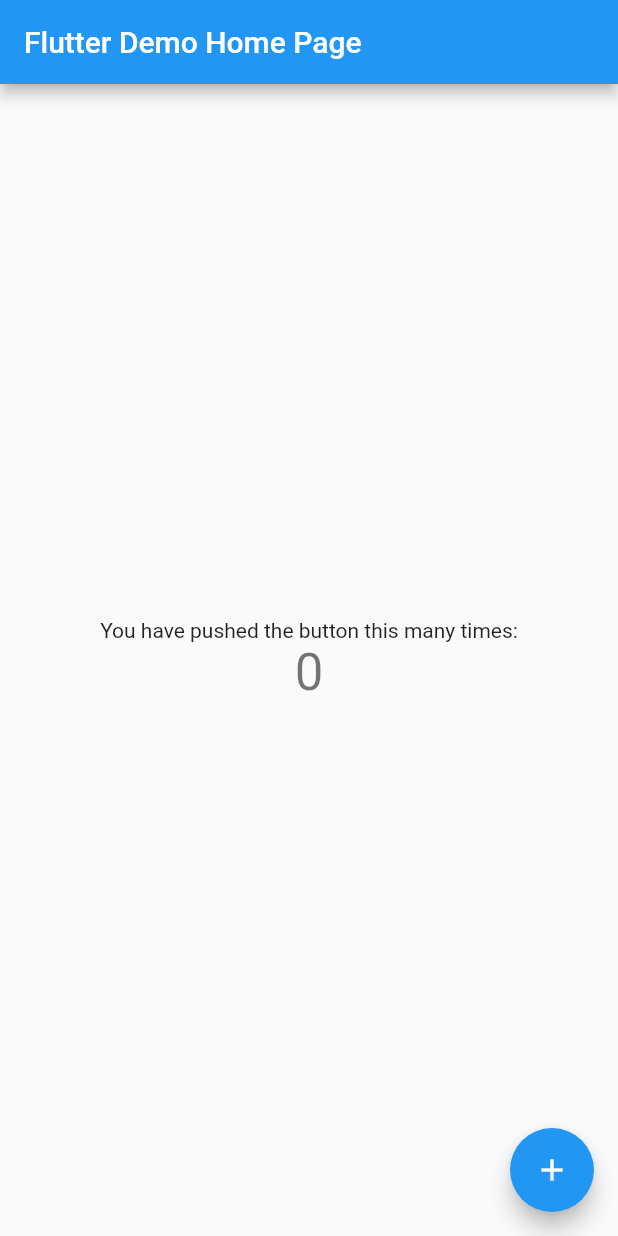
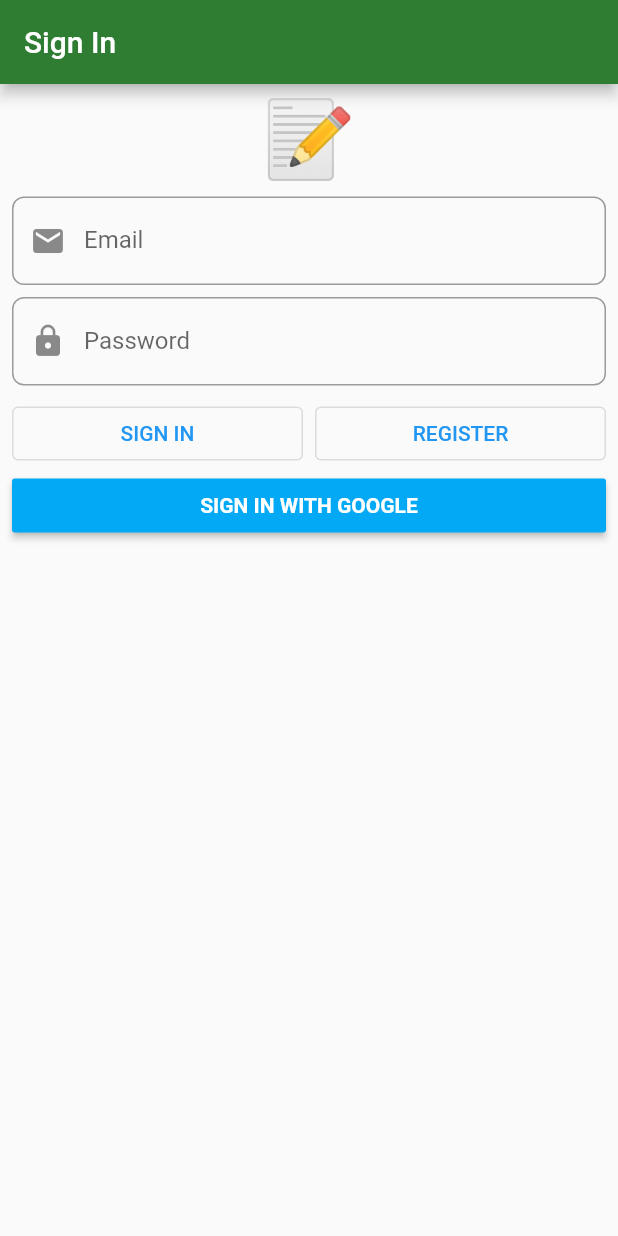
Before and after one commit to hathanhds/my-flutter-ddd, a Flutter app: the screen it shows after launch, on a phone screen of 412 x 824 dp. Run offline on Flutter 3.47's test engine with Material 2 defaults, Android fonts, the phone set to English and light mode, and no system bars; our stand-ins replace another_flushbar, bloc, dartz, firebase_auth, firebase_core, flutter_bloc and 6 more; accounts and stored records are empty.

Commit message:
working on: sign_in_form UI + logic

```diff
--- a/lib/infrastructure/auth/firebase_auth_facade.dart
+++ b/lib/infrastructure/auth/firebase_auth_facade.dart
@@ -1,12 +1,14 @@
 import 'package:firebase_auth/firebase_auth.dart';
 import 'package:flutter/services.dart';
 import 'package:google_sign_in/google_sign_in.dart';
+import 'package:injectable/injectable.dart';
 import 'package:my_flutter_ddd/domain/auth/auth_failure.dart';
 import 'package:dartz/dartz.dart';
 import 'package:my_flutter_ddd/domain/auth/i_auth_facade.dart';
 import 'package:my_flutter_ddd/domain/auth/value_object.dart';
 import 'package:my_flutter_ddd/domain/core/erorrs.dart';
 
+@LazySingleton(as: IAuthFacade)
 class FirebaseAuthFacade implements IAuthFacade {
   final GoogleSignIn googleSignIn;
   final FirebaseAuth firebaseAuth;
--- /dev/null
+++ b/lib/infrastructure/core/firebase_injectable_module.dart
@@ -0,0 +1,11 @@
+import 'package:firebase_auth/firebase_auth.dart';
+import 'package:google_sign_in/google_sign_in.dart';
+import 'package:injectable/injectable.dart';
+
+@module
+abstract class FirebaseInjectableModule {
+  @lazySingleton
+  GoogleSignIn get googleSignIn => GoogleSignIn();
+  @lazySingleton
+  FirebaseAuth get firebaseAuth => FirebaseAuth.instance;
+}
--- a/lib/main.dart
+++ b/lib/main.dart
@@ -1,97 +1,12 @@
-import 'dart:async';
-import 'dart:math';
+import 'package:firebase_core/firebase_core.dart';
 import 'package:flutter/material.dart';
-import 'package:rxdart/rxdart.dart';
+import 'package:injectable/injectable.dart';
+import 'package:my_flutter_ddd/injection.dart';
+import 'package:my_flutter_ddd/presentation/core/app_widget.dart';
 
 void main() async {
-  runApp(const MyApp());
-  TimerStream('hi', const Duration(seconds: 10)).listen((i) => print(i));
+  WidgetsFlutterBinding.ensureInitialized();
+  await Firebase.initializeApp();
+  configureInjection(Environment.prod);
+  runApp(const AppWidget());
 }
-
-class MyStream {
-  int counter = 0;
-  StreamController<int> counterController = StreamController<int>();
-  Stream<int> get counterStream => counterController.stream;
-
-  void increment() {
-    counter += 1;
-    counterController.sink.add(counter);
-  }
-
-  void dispose() {
-    counterController.close();
-  }
-}
-
-class MyApp extends StatelessWidget {
-  const MyApp({Key? key}) : super(key: key);
-  // This widget is the root of your application.
-  @override
-  Widget build(BuildContext context) {
-    return MaterialApp(
-      title: 'Flutter Demo',
-      theme: ThemeData(
-        primarySwatch: Colors.blue,
-      ),
-      home: const MyHomePage(title: 'Flutter Demo Home Page'),
-    );
-  }
-}
-
-class MyHomePage extends StatefulWidget {
-  const MyHomePage({Key? key, required this.title}) : super(key: key);
-  final String title;
-
-  @override
-  State<MyHomePage> createState() => _MyHomePageState();
-}
-
-class _MyHomePageState extends State<MyHomePage> {
-  final MyStream _myStream = MyStream();
-
-  @override
-  void dispose() {
-    _myStream.dispose();
-    super.dispose();
-  }
-
-  Stream<double> getRandomValues() async* {
-    var random = Random(2);
-    while (true) {
-      await Future.delayed(Duration(seconds: 1));
-      yield random.nextDouble();
-    }
-  }
-
-  @override
-  Widget build(BuildContext context) {
-    return Scaffold(
-      appBar: AppBar(
-        // Here we take the value from the MyHomePage object that was created by
-        // the App.build method, and use it to set our appbar title.
-        title: Text(widget.title),
-      ),
-      body: Center(
-        child: Column(
-          mainAxisAlignment: MainAxisAlignment.center,
-          children: <Widget>[
-            const Text(
-              'You have pushed the button this many times:',
-            ),
-            StreamBuilder<Object>(
-                stream: _myStream.counterStream,
-                builder: (context, snapshot) => Text(
-                      snapshot.hasData ? '${snapshot.data}' : '0',
-                      style: Theme.of(context).textTheme.headline4,
-                    )),
-          ],
-        ),
-      ),
-      floatingActionButton: FloatingActionButton(
-        onPressed: _myStream.increment,
-        tooltip: 'Increment',
-        child: const Icon(Icons.add),
-      ), // This trailing comma makes auto-formatting nicer for build methods.
-    );
-  }
-}
--- /dev/null
+++ b/lib/presentation/core/app_widget.dart
@@ -0,0 +1,34 @@
+import 'package:flutter/material.dart';
+import 'package:flutter_bloc/flutter_bloc.dart';
+import 'package:my_flutter_ddd/presentation/pages/sign_in/sign_in_page.dart';
+
+class AppWidget extends StatelessWidget {
+  const AppWidget({super.key});
+  @override
+  Widget build(BuildContext context) {
+    return MaterialApp(
+      title: 'Workout Tracker',
+      home: const SignInPage(),
+      debugShowCheckedModeBanner: false,
+      theme: ThemeData.light().copyWith(
+        primaryColor: Colors.green[800],
+        appBarTheme: ThemeData.light().appBarTheme.copyWith(
+              color: Colors.green[800],
+              iconTheme: ThemeData.dark().iconTheme,
+            ),
+        floatingActionButtonTheme: FloatingActionButtonThemeData(
+          backgroundColor: Colors.blue[900],
+          foregroundColor: Colors.white,
+        ),
+        inputDecorationTheme: InputDecorationTheme(
+          border: OutlineInputBorder(
+            borderRadius: BorderRadius.circular(8),
+          ),
+        ),
+      ),
+      // onGenerateRoute: Router.onGenerateRoute,
+      // initialRoute: Router.splashPage,
+      // navigatorKey: Router.navigator.key,
+    );
+  }
+}
--- /dev/null
+++ b/lib/presentation/pages/sign_in/sign_in_page.dart
@@ -0,0 +1,22 @@
+import 'package:flutter/material.dart';
+import 'package:flutter_bloc/flutter_bloc.dart';
+import 'package:my_flutter_ddd/application/auth/sign_in_form/bloc/sign_in_form_bloc.dart';
+import 'package:my_flutter_ddd/injection.dart';
+import 'package:my_flutter_ddd/presentation/pages/sign_in/widgets/sign_in_form.dart';
+
+class SignInPage extends StatelessWidget {
+  const SignInPage({Key? key}) : super(key: key);
+
+  @override
+  Widget build(BuildContext context) {
+    return Scaffold(
+      appBar: AppBar(
+        title: const Text('Sign In'),
+      ),
+      body: BlocProvider<SignInFormBloc>(
+        create: (context) => getIt<SignInFormBloc>(),
+        child: const SignInForm(),
+      ),
+    );
+  }
+}
--- /dev/null
+++ b/lib/presentation/pages/sign_in/widgets/sign_in_form.dart
@@ -0,0 +1,136 @@
+import 'package:another_flushbar/flushbar_helper.dart';
+import 'package:flutter/material.dart';
+import 'package:flutter_bloc/flutter_bloc.dart';
+import 'package:my_flutter_ddd/application/auth/sign_in_form/bloc/sign_in_form_bloc.dart';
+import 'package:styled_widget/styled_widget.dart';
+
+class SignInForm extends StatelessWidget {
+  const SignInForm({super.key});
+
+  @override
+  Widget build(BuildContext context) {
+    return BlocConsumer<SignInFormBloc, SignInFormState>(
+      listener: (context, state) {
+        state.authFailureOrSuccessOption.fold(
+          () {},
+          (either) {
+            either.fold(
+              (failure) {
+                FlushbarHelper.createError(
+                  message: failure.map(
+                    // Use localized strings here in your apps
+                    cancelledByUser: (_) => 'Cancelled',
+                    serverError: (_) => 'Server error',
+                    emailAlreadyInUse: (_) => 'Email already in use',
+                    invalidEmailAndPasswordCombination: (_) =>
+                        'Invalid email and password combination',
+                  ),
+                ).show(context);
+              },
+              (_) {
+                // Router.navigator.pushReplacementNamed(Router.notesOverviewPage);
+                // context
+                //     .bloc<AuthBloc>()
+                //     .add(const AuthEvent.authCheckRequested());
+              },
+            );
+          },
+        );
+      },
+      builder: (context, state) {
+        return Form(
+          // autovalidate: state.showErrorMessages,
+          autovalidateMode: AutovalidateMode.onUserInteraction,
+          child: ListView(
+            padding: const EdgeInsets.all(8.0),
+            children: <Widget>[
+              const Text(
+                '📝',
+                textAlign: TextAlign.center,
+                style: TextStyle(fontSize: 50),
+              ),
+              const SizedBox(height: 8),
+              TextFormField(
+                  key: const ValueKey<String>('email'),
+                  decoration: const InputDecoration(
+                    prefixIcon: Icon(Icons.email),
+                    labelText: 'Email',
+                  ),
+                  autocorrect: false,
+                  onChanged: (value) => context
+                      .read<SignInFormBloc>()
+                      .add(SignInFormEvent.emailChanged(value)),
+                  validator: (_) => context
+                      .read<SignInFormBloc>()
+                      .state
+                      .emailAddress
+                      .value
+                      .fold(
+                          (f) => f.maybeMap(
+                                invalidEmail: (_) => 'Invalid email',
+                                orElse: () => null,
+                              ),
+                          (r) => null)),
+              const SizedBox(height: 8),
+              TextFormField(
+                key: const ValueKey<String>('password'),
+                decoration: const InputDecoration(
+                  prefixIcon: Icon(Icons.lock),
+                  labelText: 'Password',
+                ),
+                obscureText: true,
+                autocorrect: false,
+                onChanged: (value) => context
+                    .read<SignInFormBloc>()
+                    .add(SignInFormEvent.passwordChanged(value)),
+                validator: (_) =>
+                    context.read<SignInFormBloc>().state.password.value.fold(
+                          (f) => f.maybeMap(
+                            shortPassword: (_) => 'Short password',
+                            orElse: () => null,
+                          ),
+                          (_) => null,
+                        ),
+              ),
+              const SizedBox(height: 8),
+              Row(
+                children: <Widget>[
+                  Expanded(
+                    child: OutlinedButton(
+                      onPressed: () => context.read<SignInFormBloc>().add(
+                          const SignInFormEvent
+                              .signInWithEmailAndPasswordPressed()),
+                      child: const Text('SIGN IN'),
+                    ),
+                  ),
+                  const SizedBox(width: 8),
+                  Expanded(
+                    child: OutlinedButton(
+                      onPressed: () => context.read<SignInFormBloc>().add(
+                          const SignInFormEvent
+                              .registerWithEmailAndPasswordPressed()),
+                      child: const Text('REGISTER'),
+                    ),
+                  ),
+                ],
+              ),
+              MaterialButton(
+                onPressed: () => context
+                    .read<SignInFormBloc>()
+                    .add(const SignInFormEvent.signInWithGooglePressed()),
+                color: Colors.lightBlue,
+                child: const Text(
+                  'SIGN IN WITH GOOGLE',
+                ).textColor(Colors.white).bold(),
+              ),
+              if (state.isSubmitting) ...[
+                const SizedBox(height: 8),
+                const LinearProgressIndicator(value: null),
+              ]
+            ],
+          ),
+        );
+      },
+    );
+  }
+}
```
Also changed, not shown: pubspec.yaml (+7 -2 lines), lib/injection.config.dart, pubspec.lock, 7 other files.
